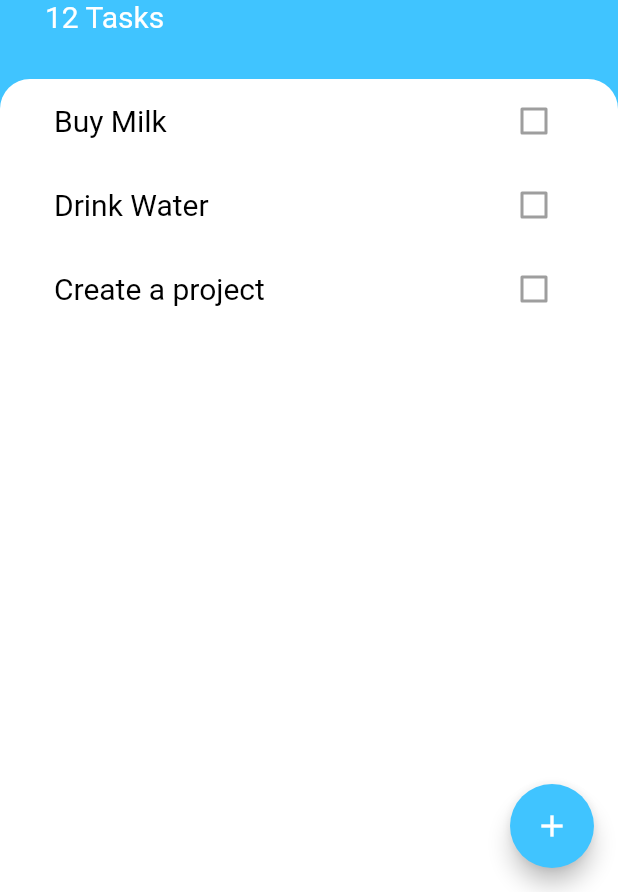
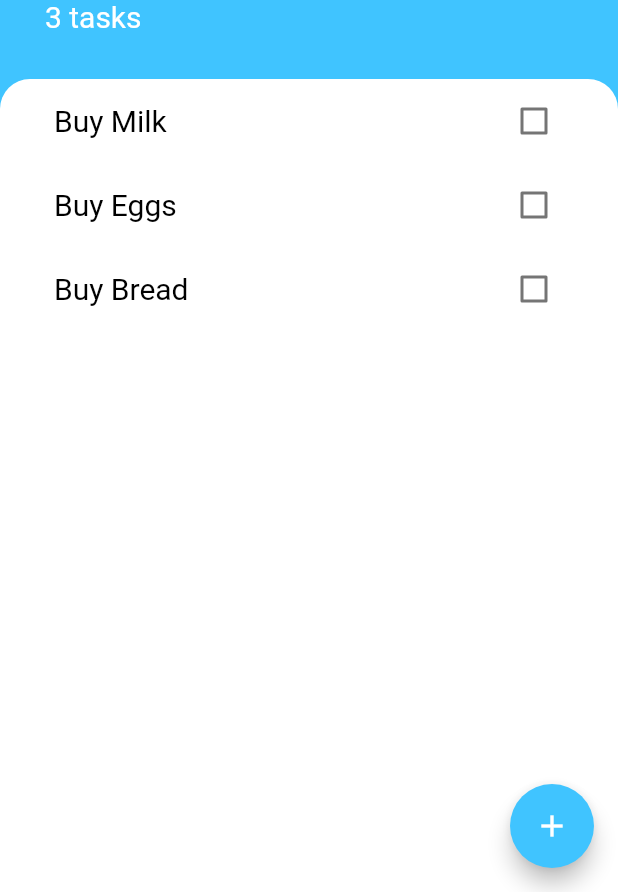
Before and after one commit to ATinyLearner/DoiT, a Flutter app: the screen it shows after launch, on a phone screen of 412 x 824 dp, the part 344-1236 px from its top. Run offline on Flutter 3.47's test engine with Material 2 defaults, Android fonts, the phone set to English and light mode, and no system bars.

Commit message:
BetaV20200226

```diff
--- /dev/null
+++ b/lib/models/task.dart
@@ -0,0 +1,9 @@
+class Task {
+  final String name;
+  bool isDone;
+  Task({this.name, this.isDone = false});
+
+  void toggleDone() {
+    isDone = !isDone;
+  }
+}
--- a/lib/screens/tasks_screen.dart
+++ b/lib/screens/tasks_screen.dart
@@ -1,8 +1,20 @@
 import 'package:flutter/material.dart';
 import '../widgets/task_list.dart';
 import '../screens/add_task_screen.dart';
+import '../models/task.dart';
 
-class TasksScreen extends StatelessWidget {
+class TasksScreen extends StatefulWidget {
+  @override
+  _TasksScreenState createState() => _TasksScreenState();
+}
+
+class _TasksScreenState extends State<TasksScreen> {
+  List<Task> tasks = [
+    Task(name: 'Buy Milk'),
+    Task(name: 'Buy Eggs'),
+    Task(name: 'Buy Bread'),
+  ];
+
   @override
   Widget build(BuildContext context) {
     return Scaffold(
@@ -11,7 +23,12 @@ class TasksScreen extends StatelessWidget {
         onPressed: () {
           showModalBottomSheet(
             context: context,
-            builder: (context) => AddTaskScreen(),
+            builder: (context) => AddTaskScreen((newTaskTitle) {
+              setState(() {
+                tasks.add(Task(name: newTaskTitle));
+              });
+              Navigator.pop(context);
+            }),
           );
         },
         backgroundColor: Colors.lightBlueAccent,
@@ -51,7 +68,7 @@ class TasksScreen extends StatelessWidget {
                   ),
                 ),
                 Text(
-                  '12 Tasks',
+                  '${tasks.length} tasks',
                   style: TextStyle(
                     color: Colors.white,
                     fontSize: 20,
@@ -63,7 +80,7 @@ class TasksScreen extends StatelessWidget {
           Expanded(
             child: Container(
               padding: EdgeInsets.symmetric(horizontal: 20),
-              child: TasksList(),
+              child: TasksList(tasks),
               decoration: BoxDecoration(
                 borderRadius: BorderRadius.only(
                   topLeft: Radius.circular(20.0),
--- a/lib/widgets/task_list.dart
+++ b/lib/widgets/task_list.dart
@@ -1,15 +1,30 @@
 import 'package:flutter/material.dart';
 import './task_tile.dart';
+import '../models/task.dart';
 
-class TasksList extends StatelessWidget {
+class TasksList extends StatefulWidget {
+  final List<Task> tasks;
+  TasksList(this.tasks);
+  @override
+  _TasksListState createState() => _TasksListState();
+}
+
+class _TasksListState extends State<TasksList> {
   @override
   Widget build(BuildContext context) {
-    return ListView(
-      children: <Widget>[
-        TaskTile(task: 'Buy Milk'),
-        TaskTile(task: 'Drink Water'),
-        TaskTile(task: 'Create a project'),
-      ],
+    return ListView.builder(
+      itemBuilder: (context, index) {
+        return TaskTile(
+            taskTitle: widget.tasks[index].name,
+            isChecked: widget.tasks[index].isDone,
+            checkBoxCallback: (bool checkBoxState) {
+              setState(() {
+                widget.tasks[index].toggleDone();
+              });
+            });
+      },
+      itemCount:
+          widget.tasks.length, //for making index count as per our list content
     );
   }
 }
--- a/lib/widgets/task_tile.dart
+++ b/lib/widgets/task_tile.dart
@@ -1,17 +1,24 @@
 import 'package:flutter/material.dart';
 
 class TaskTile extends StatelessWidget {
-  TaskTile({this.task});
-  final String task;
-
+  final bool isChecked;
+  final String taskTitle;
+  final Function checkBoxCallback;
+  TaskTile({this.taskTitle, this.isChecked, this.checkBoxCallback});
   @override
   Widget build(BuildContext context) {
     return CheckboxListTile(
-      value: false,
-      onChanged: null,
+      activeColor: Colors.lightBlueAccent,
+      value: isChecked,
+      onChanged: checkBoxCallback,
       title: Text(
-        task,
-        style: TextStyle(color: Colors.black, fontSize: 20),
+        taskTitle,
+        style: TextStyle(
+          color: Colors.black,
+          fontSize: 20,
+          decoration:
+              isChecked ? TextDecoration.lineThrough : TextDecoration.none,
+        ),
       ),
     );
   }
--- a/pubspec.yaml
+++ b/pubspec.yaml
@@ -23,6 +23,7 @@ dependencies:
   # The following adds the Cupertino Icons font to your application.
   # Use with the CupertinoIcons class for iOS style icons.
   cupertino_icons: ^0.1.2
+  provider: ^4.0.4
 
 dev_dependencies:
   flutter_test:
```
Also changed, not shown: lib/constants.dart (deleted, +0 -18 lines), lib/screens/add_task_screen.dart (+24 -2 lines), pubspec.lock, 1 other file.
